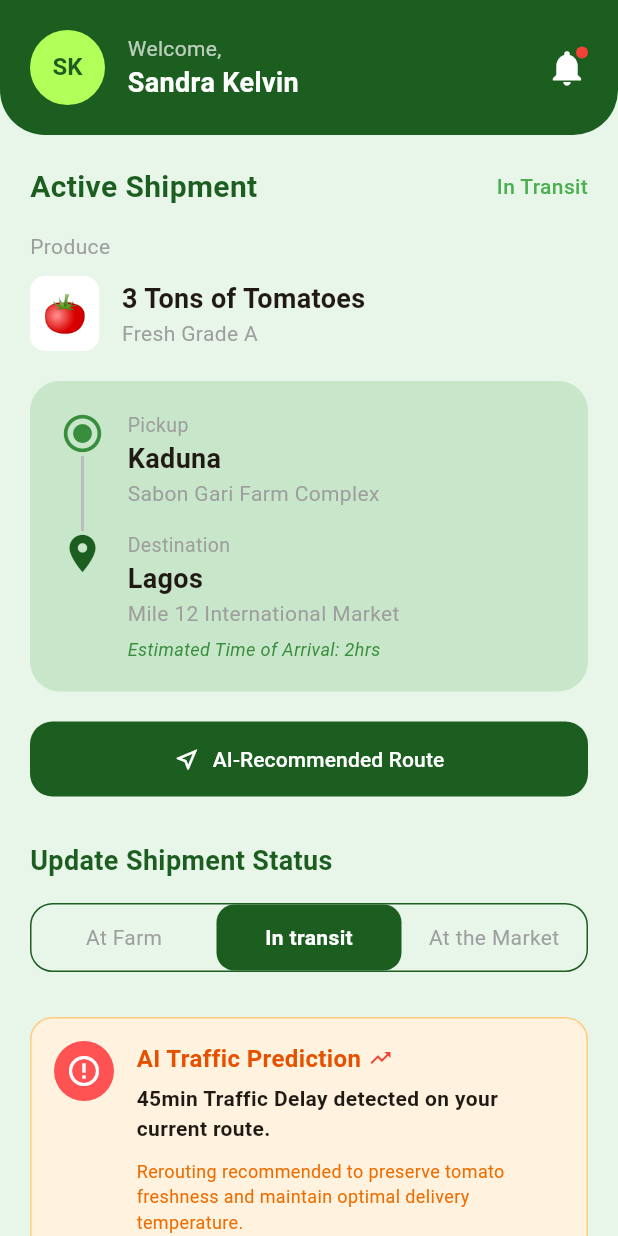
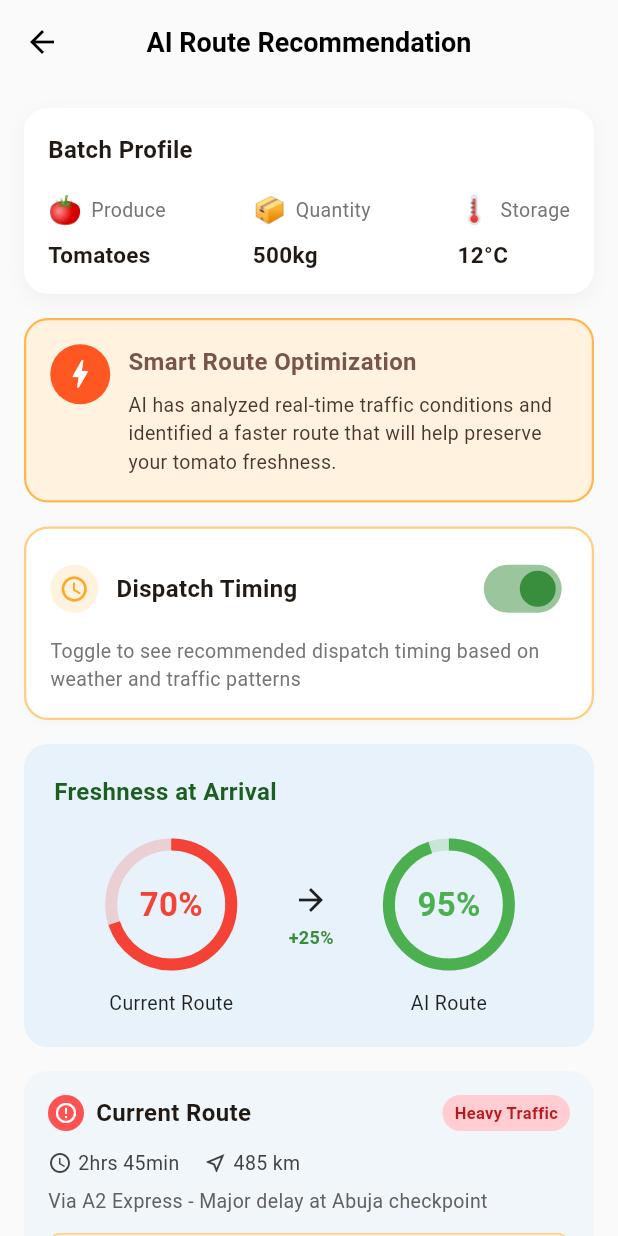
Before and after one commit to JoyObidife/Capstone-project-WTF, a Flutter app: the MyLoadsPage screen opened directly, after a tap on "AI-Recommended Route", on a phone screen of 412 x 824 dp. Run offline on Flutter 3.47's test engine with Material 3 defaults, Android fonts, the phone set to English and light mode, and no system bars.

Commit message:
AI_recommendation page created

```diff
--- a/umojaagric_app/lib/pages/farmer/shipments_page.dart
+++ b/umojaagric_app/lib/pages/farmer/shipments_page.dart
@@ -74,12 +74,12 @@ class _ShipmentsPageState extends State<ShipmentsPage> {
               right: 0,
               top: 0,
               child: Container(
-                padding: const EdgeInsets.all(4),
-                decoration: const BoxDecoration(
+                padding: EdgeInsets.all(4),
+                decoration: BoxDecoration(
                   color: Colors.red,
                   shape: BoxShape.circle,
                 ),
-                constraints: const BoxConstraints(
+                constraints: BoxConstraints(
                   minWidth: 8,
                   minHeight: 8,
                 ),
@@ -94,9 +94,9 @@ class _ShipmentsPageState extends State<ShipmentsPage> {
   Widget _buildActiveShipmentsCard() {
     return Container(
       width: double.infinity,
-      padding: const EdgeInsets.all(20),
+      padding: EdgeInsets.all(20),
       decoration: BoxDecoration(
-        color: Colors.green.shade800, // Dark green
+        color: Colors.green.shade800,
         borderRadius: BorderRadius.circular(20),
       ),
       child: Column(
--- /dev/null
+++ b/umojaagric_app/lib/pages/transporter/ai_route_recommendation_page.dart
@@ -0,0 +1,57 @@
+import 'package:flutter/material.dart';
+import 'package:umojaagric_app/widgets/batch_profile_card.dart';
+import 'package:umojaagric_app/widgets/smart_route_optimization_card.dart';
+import 'package:umojaagric_app/widgets/dispatch_timing_card.dart';
+import 'package:umojaagric_app/widgets/freshness_at_arrival_card.dart';
+import 'package:umojaagric_app/widgets/route_comparison_card.dart';
+import 'package:umojaagric_app/widgets/why_this_route_card.dart';
+import 'package:umojaagric_app/widgets/bottom_action_buttons.dart';
+
+class AiRouteRecommendationPage extends StatelessWidget {
+  const AiRouteRecommendationPage({super.key});
+
+  @override
+  Widget build(BuildContext context) {
+    return Scaffold(
+      backgroundColor: Colors.grey.shade50,
+      appBar: AppBar(
+        backgroundColor: Colors.transparent,
+        elevation: 0,
+        leading: IconButton(
+          icon:  Icon(Icons.arrow_back, color: Colors.black),
+          onPressed: () => Navigator.pop(context),
+        ),
+        title: Text(
+          'AI Route Recommendation',
+          style: TextStyle(
+            color: Colors.black,
+            fontSize: 18,
+            fontWeight: FontWeight.bold,
+          ),
+        ),
+        centerTitle: true,
+      ),
+      body: SingleChildScrollView(
+        padding: EdgeInsets.all(16.0),
+        child: Column(
+          children: [
+            BatchProfileCard(),
+            SizedBox(height: 16),
+            SmartRouteOptimizationCard(),
+            SizedBox(height: 16),
+            DispatchTimingCard(),
+            SizedBox(height: 16),
+            FreshnessAtArrivalCard(),
+            SizedBox(height: 16),
+            RouteComparisonCard(),
+            SizedBox(height: 16),
+            WhyThisRouteCard(),
+            SizedBox(height: 24),
+            BottomActionButtons(),
+            SizedBox(height: 24),
+          ],
+        ),
+      ),
+    );
+  }
+}
--- a/umojaagric_app/lib/pages/transporter/my_loads_page.dart
+++ b/umojaagric_app/lib/pages/transporter/my_loads_page.dart
@@ -1,4 +1,5 @@
 import 'package:flutter/material.dart';
+import 'ai_route_recommendation_page.dart';
 
 class MyLoadsPage extends StatelessWidget {
   const MyLoadsPage({super.key});
@@ -30,7 +31,7 @@ class MyLoadsPage extends StatelessWidget {
                    SizedBox(height: 20),
                     _buildRouteCard(primaryGreen, cardBgGreen),
                     SizedBox(height: 20),
-                    _buildAIRouteButton(primaryGreen),
+                    _buildAIRouteButton(context, primaryGreen),
                     SizedBox(height: 30),
                     _buildStatusUpdateSection(primaryGreen),
                     SizedBox(height: 30),
@@ -217,11 +218,18 @@ class MyLoadsPage extends StatelessWidget {
     );
   }
 
-  Widget _buildAIRouteButton(Color bgColor) {
+  Widget _buildAIRouteButton(BuildContext context, Color bgColor) {
     return SizedBox(
       width: double.infinity,
       child: ElevatedButton.icon(
-        onPressed: () {},
+        onPressed: () {
+          Navigator.push(
+            context,
+            MaterialPageRoute(
+              builder: (context) => const AiRouteRecommendationPage(),
+            ),
+          );
+        },
         icon: Icon(Icons.near_me_outlined),
         label: Text('AI-Recommended Route'),
         style: ElevatedButton.styleFrom(
--- /dev/null
+++ b/umojaagric_app/lib/widgets/batch_profile_card.dart
@@ -0,0 +1,64 @@
+import 'package:flutter/material.dart';
+
+class BatchProfileCard extends StatelessWidget {
+  const BatchProfileCard();
+
+  @override
+  Widget build(BuildContext context) {
+    return Container(
+      padding: EdgeInsets.all(16),
+      decoration: BoxDecoration(
+        color: Colors.white,
+        borderRadius: BorderRadius.circular(16),
+        boxShadow: [
+          BoxShadow(
+            color: Colors.black.withOpacity(0.04),
+            blurRadius: 10,
+            offset: Offset(0, 4),
+          ),
+        ],
+      ),
+      child: Column(
+        crossAxisAlignment: CrossAxisAlignment.start,
+        children: [
+          Text(
+            'Batch Profile',
+            style: TextStyle(fontWeight: FontWeight.bold, fontSize: 16),
+          ),
+          SizedBox(height: 16),
+          Row(
+            mainAxisAlignment: MainAxisAlignment.spaceBetween,
+            children: [
+              _buildProfileItem('🍅', 'Produce', 'Tomatoes'),
+              _buildProfileItem('📦', 'Quantity', '500kg'),
+              _buildProfileItem('🌡️', 'Storage', '12°C'),
+            ],
+          ),
+        ],
+      ),
+    );
+  }
+
+  Widget _buildProfileItem(String icon, String label, String value) {
+    return Column(
+      crossAxisAlignment: CrossAxisAlignment.start,
+      children: [
+        Row(
+          children: [
+            Text(icon, style: TextStyle(fontSize: 18)),
+            SizedBox(width: 6),
+            Text(
+              label,
+              style: TextStyle(color: Colors.grey.shade600, fontSize: 13),
+            ),
+          ],
+        ),
+        SizedBox(height: 6),
+        Text(
+          value,
+          style: TextStyle(fontWeight: FontWeight.bold, fontSize: 15),
+        ),
+      ],
+    );
+  }
+}
--- /dev/null
+++ b/umojaagric_app/lib/widgets/bottom_action_buttons.dart
@@ -0,0 +1,57 @@
+import 'package:flutter/material.dart';
+
+class BottomActionButtons extends StatelessWidget {
+  const BottomActionButtons();
+
+  @override
+  Widget build(BuildContext context) {
+    return Row(
+      children: [
+        Expanded(
+          child: OutlinedButton(
+            onPressed: () => Navigator.pop(context),
+            style: OutlinedButton.styleFrom(
+              padding: const EdgeInsets.symmetric(vertical: 16),
+              side: BorderSide(color: Colors.green.shade800, width: 1.5),
+              shape: RoundedRectangleBorder(
+                borderRadius: BorderRadius.circular(12),
+              ),
+            ),
+            child: Text(
+              'Keep Current Route',
+              style: TextStyle(
+                color: Colors.green.shade800,
+                fontWeight: FontWeight.bold,
+                fontSize: 15,
+              ),
+            ),
+          ),
+        ),
+        const SizedBox(width: 12),
+        Expanded(
+          child: ElevatedButton(
+            onPressed: () {
+              // Handle success modal logic here
+            },
+            style: ElevatedButton.styleFrom(
+              backgroundColor: Colors.green.shade800,
+              padding: const EdgeInsets.symmetric(vertical: 16),
+              shape: RoundedRectangleBorder(
+                borderRadius: BorderRadius.circular(12),
+              ),
+              elevation: 0,
+            ),
+            child: const Text(
+              'Show Success Modal',
+              style: TextStyle(
+                color: Colors.white,
+                fontWeight: FontWeight.bold,
+                fontSize: 15,
+              ),
+            ),
+          ),
+        ),
+      ],
+    );
+  }
+}
--- /dev/null
+++ b/umojaagric_app/lib/widgets/dispatch_timing_card.dart
@@ -0,0 +1,65 @@
+import 'package:flutter/material.dart';
+
+class DispatchTimingCard extends StatelessWidget {
+  const DispatchTimingCard();
+
+  @override
+  Widget build(BuildContext context) {
+    return Container(
+      padding: EdgeInsets.all(16),
+      decoration: BoxDecoration(
+        color: Colors.white,
+        borderRadius: BorderRadius.circular(16),
+        border: Border.all(color: Colors.orange.shade200, width: 1.5),
+        boxShadow: [
+          BoxShadow(
+            color: Colors.black.withOpacity(0.02),
+            blurRadius: 5,
+            offset: Offset(0, 2),
+          ),
+        ],
+      ),
+      child: Column(
+        crossAxisAlignment: CrossAxisAlignment.start,
+        children: [
+          Row(
+            mainAxisAlignment: MainAxisAlignment.spaceBetween,
+            children: [
+              Row(
+                children: [
+                  Container(
+                    padding: EdgeInsets.all(6),
+                    decoration: BoxDecoration(
+                      color: Colors.orange.shade50,
+                      shape: BoxShape.circle,
+                    ),
+                    child: Icon(
+                      Icons.access_time,
+                      color: Colors.orange.shade400,
+                      size: 20,
+                    ),
+                  ),
+                  SizedBox(width: 12),
+                  Text(
+                    'Dispatch Timing',
+                    style: TextStyle(fontWeight: FontWeight.bold, fontSize: 16),
+                  ),
+                ],
+              ),
+              Switch(
+                value: true,
+                onChanged: (val) {},
+                activeColor: Colors.green.shade700,
+              ),
+            ],
+          ),
+          SizedBox(height: 8),
+          Text(
+            'Toggle to see recommended dispatch timing based on weather and traffic patterns',
+            style: TextStyle(color: Colors.grey.shade600, fontSize: 13),
+          ),
+        ],
+      ),
+    );
+  }
+}
--- /dev/null
+++ b/umojaagric_app/lib/widgets/freshness_at_arrival_card.dart
@@ -0,0 +1,89 @@
+import 'package:flutter/material.dart';
+
+class FreshnessAtArrivalCard extends StatelessWidget {
+  const FreshnessAtArrivalCard();
+
+  @override
+  Widget build(BuildContext context) {
+    return Container(
+      padding: EdgeInsets.all(20),
+      decoration: BoxDecoration(
+        color: Theme.of(context).primaryColorLight.withOpacity(0.3),
+        borderRadius: BorderRadius.circular(16),
+      ),
+      child: Column(
+        crossAxisAlignment: CrossAxisAlignment.start,
+        children: [
+          Text(
+            'Freshness at Arrival',
+            style: TextStyle(
+              fontWeight: FontWeight.bold,
+              fontSize: 16,
+              color: Colors.green.shade900,
+            ),
+          ),
+          SizedBox(height: 24),
+          Row(
+            mainAxisAlignment: MainAxisAlignment.spaceEvenly,
+            children: [
+              _buildFreshnessIndicator(70, Colors.red, 'Current Route'),
+              Padding(
+                padding: EdgeInsets.only(bottom: 20),
+                child: Column(
+                  children: [
+                    Icon(Icons.arrow_forward, color: Colors.black87),
+                    SizedBox(height: 4),
+                    Text(
+                      '+25%',
+                      style: TextStyle(
+                        color: Colors.green.shade700,
+                        fontWeight: FontWeight.bold,
+                        fontSize: 12,
+                      ),
+                    ),
+                  ],
+                ),
+              ),
+              _buildFreshnessIndicator(95, Colors.green, 'AI Route'),
+            ],
+          ),
+        ],
+      ),
+    );
+  }
+
+  Widget _buildFreshnessIndicator(int percentage, Color color, String label) {
+    return Column(
+      children: [
+        Stack(
+          alignment: Alignment.center,
+          children: [
+            SizedBox(
+              width: 80,
+              height: 80,
+              child: CircularProgressIndicator(
+                value: percentage / 100,
+                strokeWidth: 8,
+                backgroundColor: color.withOpacity(0.2),
+                valueColor: AlwaysStoppedAnimation<Color>(color),
+              ),
+            ),
+            Text(
+              '$percentage%',
+              style: TextStyle(
+                fontWeight: FontWeight.bold,
+                fontSize: 22,
+                color: color,
+              ),
+            ),
+          ],
+        ),
+        SizedBox(height: 16),
+        Text(
+          label,
+          style: TextStyle(fontSize: 13, color: Colors.black87),
+        ),
+      ],
+    );
+  }
+}
--- /dev/null
+++ b/umojaagric_app/lib/widgets/route_comparison_card.dart
@@ -0,0 +1,205 @@
+import 'package:flutter/material.dart';
+
+class RouteComparisonCard extends StatelessWidget {
+  const RouteComparisonCard();
+
+  @override
+  Widget build(BuildContext context) {
+    return Container(
+      decoration: BoxDecoration(
+        color: Theme.of(context).primaryColorLight.withOpacity(0.15),
+        borderRadius: BorderRadius.circular(16),
+      ),
+      child: Column(
+        children: [
+          _buildCurrentRoute(context),
+          const Divider(height: 1, color: Colors.white, thickness: 1.5),
+          _buildAIRoute(context),
+        ],
+      ),
+    );
+  }
+
+  Widget _buildCurrentRoute(BuildContext context) {
+    return Padding(
+      padding: const EdgeInsets.all(16.0),
+      child: Column(
+        crossAxisAlignment: CrossAxisAlignment.start,
+        children: [
+          Row(
+            mainAxisAlignment: MainAxisAlignment.spaceBetween,
+            children: [
+              Row(
+                children: [
+                  Container(
+                    padding: const EdgeInsets.all(4),
+                    decoration: const BoxDecoration(
+                      color: Colors.redAccent,
+                      shape: BoxShape.circle,
+                    ),
+                    child: const Icon(
+                      Icons.error_outline,
+                      color: Colors.white,
+                      size: 16,
+                    ),
+                  ),
+                  const SizedBox(width: 8),
+                  const Text(
+                    'Current Route',
+                    style: TextStyle(fontWeight: FontWeight.bold, fontSize: 16),
+                  ),
+                ],
+              ),
+              Container(
+                padding: const EdgeInsets.symmetric(horizontal: 8, vertical: 4),
+                decoration: BoxDecoration(
+                  color: Colors.red.shade100,
+                  borderRadius: BorderRadius.circular(12),
+                ),
+                child: Text(
+                  'Heavy Traffic',
+                  style: TextStyle(
+                    color: Colors.red.shade900,
+                    fontSize: 11,
+                    fontWeight: FontWeight.bold,
+                  ),
+                ),
+              )
+            ],
+          ),
+          const SizedBox(height: 12),
+          Row(
+            children: [
+              Icon(Icons.access_time, size: 16, color: Colors.grey.shade800),
+              const SizedBox(width: 4),
+              Text(
+                '2hrs 45min',
+                style: TextStyle(color: Colors.grey.shade800, fontSize: 13),
+              ),
+              const SizedBox(width: 16),
+              Icon(Icons.near_me_outlined, size: 16, color: Colors.grey.shade800),
+              const SizedBox(width: 4),
+              Text(
+                '485 km',
+                style: TextStyle(color: Colors.grey.shade800, fontSize: 13),
+              ),
+            ],
+          ),
+          const SizedBox(height: 6),
+          Text(
+            'Via A2 Express - Major delay at Abuja checkpoint',
+            style: TextStyle(color: Colors.grey.shade700, fontSize: 13),
+          ),
+          const SizedBox(height: 12),
+          Container(
+            padding: const EdgeInsets.symmetric(horizontal: 12, vertical: 10),
+            decoration: BoxDecoration(
+              color: Colors.orange.shade50,
+              borderRadius: BorderRadius.circular(8),
+              border: Border.all(color: Colors.orange.shade200),
+            ),
+            child: Row(
+              children: [
+                Icon(
+                  Icons.warning_amber_rounded,
+                  color: Colors.orange.shade800,
+                  size: 18,
+                ),
+                const SizedBox(width: 8),
+                Expanded(
+                  child: Text(
+                    'Abuja Checkpoint: 45min delay due to inspection',
+                    style: TextStyle(
+                      color: Colors.orange.shade900,
+                      fontSize: 12,
+                      fontWeight: FontWeight.w600,
+                    ),
+                  ),
+                ),
+              ],
+            ),
+          )
+        ],
+      ),
+    );
+  }
+
+  Widget _buildAIRoute(BuildContext context) {
+    return Padding(
+      padding: const EdgeInsets.all(16.0),
+      child: Column(
+        crossAxisAlignment: CrossAxisAlignment.start,
+        children: [
+          Row(
+            mainAxisAlignment: MainAxisAlignment.spaceBetween,
+            children: [
+              Row(
+                children: [
+                  Container(
+                    padding: const EdgeInsets.all(4),
+                    decoration: const BoxDecoration(
+                      color: Colors.green,
+                      shape: BoxShape.circle,
+                    ),
+                    child: const Icon(
+                      Icons.check,
+                      color: Colors.white,
+                      size: 16,
+                    ),
+                  ),
+                  const SizedBox(width: 8),
+                  const Text(
+                    'AI-Recommended Route',
+                    style: TextStyle(fontWeight: FontWeight.bold, fontSize: 16),
+                  ),
+                ],
+              ),
+              Container(
+                padding: const EdgeInsets.symmetric(horizontal: 8, vertical: 4),
+                decoration: BoxDecoration(
+                  color: Colors.green.shade100,
+                  borderRadius: BorderRadius.circular(12),
+                ),
+                child: Text(
+                  'Clear Traffic',
+                  style: TextStyle(
+                    color: Colors.green.shade900,
+                    fontSize: 11,
+                    fontWeight: FontWeight.bold,
+                  ),
+                ),
+              )
+            ],
+          ),
+          const SizedBox(height: 12),
+          Row(
+            children: [
+              Icon(Icons.access_time, size: 16, color: Colors.green.shade900),
+              const SizedBox(width: 4),
+              Text(
+                '2hrs',
+                style: TextStyle(
+                  fontWeight: FontWeight.bold,
+                  fontSize: 13,
+                  color: Colors.green.shade900,
+                ),
+              ),
+              const SizedBox(width: 16),
+              Icon(Icons.near_me_outlined, size: 16, color: Colors.grey.shade800),
+              const SizedBox(width: 4),
+              Text(
+                '492 km',
+                style: TextStyle(color: Colors.grey.shade800, fontSize: 13),
+              ),
+            ],
+          ),
+          const SizedBox(height: 6),
+          Text(
+            'Via A1 & B5 Route - Smooth highway conditions',
+            style: TextStyle(color: Colors.grey.shade700, fontSize: 13),
+          ),
+        ],
+      ),
+    );
+  }
+}
--- /dev/null
+++ b/umojaagric_app/lib/widgets/smart_route_optimization_card.dart
@@ -0,0 +1,51 @@
+import 'package:flutter/material.dart';
+
+class SmartRouteOptimizationCard extends StatelessWidget {
+  const SmartRouteOptimizationCard();
+
+  @override
+  Widget build(BuildContext context) {
+    return Container(
+      padding: EdgeInsets.all(16),
+      decoration: BoxDecoration(
+        color: Colors.orange.shade50,
+        borderRadius: BorderRadius.circular(16),
+        border: Border.all(color: Colors.orange.shade300, width: 1.5),
+      ),
+      child: Row(
+        crossAxisAlignment: CrossAxisAlignment.start,
+        children: [
+          Container(
+            padding: EdgeInsets.all(8),
+            decoration: BoxDecoration(
+              color: Colors.deepOrange,
+              shape: BoxShape.circle,
+            ),
+            child: Icon(Icons.bolt, color: Colors.white, size: 24),
+          ),
+          SizedBox(width: 12),
+          Expanded(
+            child: Column(
+              crossAxisAlignment: CrossAxisAlignment.start,
+              children: [
+                Text(
+                  'Smart Route Optimization',
+                  style: TextStyle(
+                    fontWeight: FontWeight.bold,
+                    fontSize: 16,
+                    color: Colors.brown,
+                  ),
+                ),
+                SizedBox(height: 8),
+                Text(
+                  'AI has analyzed real-time traffic conditions and identified a faster route that will help preserve your tomato freshness.',
+                  style: TextStyle(color: Colors.brown.shade800, fontSize: 13),
+                ),
+              ],
+            ),
+          ),
+        ],
+      ),
+    );
+  }
+}
--- /dev/null
+++ b/umojaagric_app/lib/widgets/why_this_route_card.dart
@@ -0,0 +1,73 @@
+import 'package:flutter/material.dart';
+
+class WhyThisRouteCard extends StatelessWidget {
+  const WhyThisRouteCard();
+
+  @override
+  Widget build(BuildContext context) {
+    return Container(
+      padding: const EdgeInsets.all(16),
+      decoration: BoxDecoration(
+        color: Theme.of(context).primaryColorLight.withOpacity(0.3),
+        borderRadius: BorderRadius.circular(16),
+      ),
+      child: Column(
+        crossAxisAlignment: CrossAxisAlignment.start,
+        children: [
+          Text(
+            'Why This Route?',
+            style: TextStyle(
+              fontWeight: FontWeight.bold,
+              fontSize: 16,
+              color: Colors.green.shade900,
+            ),
+          ),
+          const SizedBox(height: 16),
+          _buildReasonItem(
+            '🌡️',
+            'Temperature Control',
+            'Reduced travel time helps maintain optimal temperature',
+          ),
+          const SizedBox(height: 16),
+          _buildReasonItem(
+            '🍅',
+            'Freshness Window Extended by 12 Hours',
+            'Preserve market value and reduce post-harvest\nlosses by ₦85,000',
+          ),
+          const SizedBox(height: 16),
+          _buildReasonItem(
+            '💰',
+            'Fuel Efficiency',
+            'Save ₦3,200 on fuel costs with optimized routing',
+          ),
+        ],
+      ),
+    );
+  }
+
+  Widget _buildReasonItem(String icon, String title, String desc) {
+    return Row(
+      crossAxisAlignment: CrossAxisAlignment.start,
+      children: [
+        Text(icon, style: const TextStyle(fontSize: 20)),
+        const SizedBox(width: 12),
+        Expanded(
+          child: Column(
+            crossAxisAlignment: CrossAxisAlignment.start,
+            children: [
+              Text(
+                title,
+                style: const TextStyle(fontWeight: FontWeight.bold, fontSize: 14),
+              ),
+              const SizedBox(height: 4),
+              Text(
+                desc,
+                style: TextStyle(color: Colors.grey.shade800, fontSize: 13),
+              ),
+            ],
+          ),
+        ),
+      ],
+    );
+  }
+}
```
